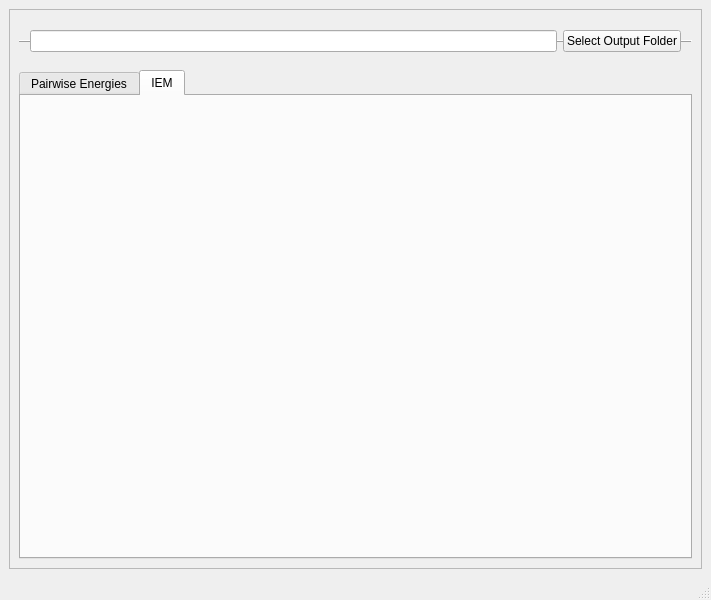
Before: the Qt Designer form getresinten/viewResultsGUI.ui in osercinoglu/grinn, drawn with Qt 5.
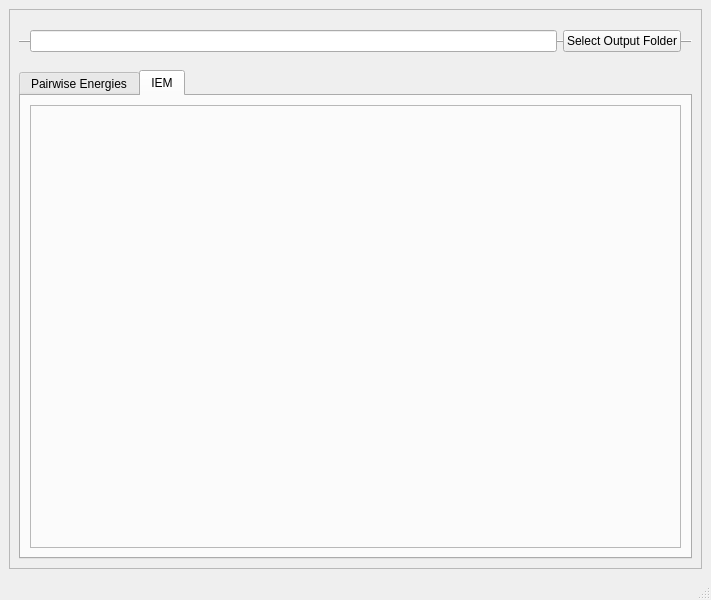
After: the same form once the commit is applied. The open tabs and pages were chosen to show the change.

Commit message: Further work on viewResults.py. Minor modifications in getResIntEn.py and GUI for python3.6 migration

```diff
--- a/getresinten/viewResultsGUI.ui
+++ b/getresinten/viewResultsGUI.ui
@@ -20,7 +20,7 @@
      <verstretch>0</verstretch>
     </sizepolicy>
    </property>
-   <layout class="QVBoxLayout" name="verticalLayout">
+   <layout class="QHBoxLayout" name="horizontalLayout_3">
     <item>
      <widget class="QFrame" name="frame">
       <property name="sizePolicy">
@@ -167,8 +167,32 @@
           <attribute name="title">
            <string>IEM</string>
           </attribute>
-          <layout class="QVBoxLayout" name="verticalLayout_2"/>
-          <zorder>text_outputFolder</zorder>
+          <layout class="QVBoxLayout" name="verticalLayout_2">
+           <property name="sizeConstraint">
+            <enum>QLayout::SetMaximumSize</enum>
+           </property>
+           <item>
+            <widget class="QFrame" name="frame_tabIEM">
+             <property name="sizePolicy">
+              <sizepolicy hsizetype="Expanding" vsizetype="Expanding">
+               <horstretch>0</horstretch>
+               <verstretch>0</verstretch>
+              </sizepolicy>
+             </property>
+             <property name="frameShape">
+              <enum>QFrame::StyledPanel</enum>
+             </property>
+             <property name="frameShadow">
+              <enum>QFrame::Raised</enum>
+             </property>
+             <layout class="QVBoxLayout" name="verticalLayout_5">
+              <property name="sizeConstraint">
+               <enum>QLayout::SetDefaultConstraint</enum>
+              </property>
+             </layout>
+            </widget>
+           </item>
+          </layout>
          </widget>
         </widget>
        </item>
```
Left out of the diff: 3 changed lines with no effect on the pictures. The commit also changes 5 other files.
